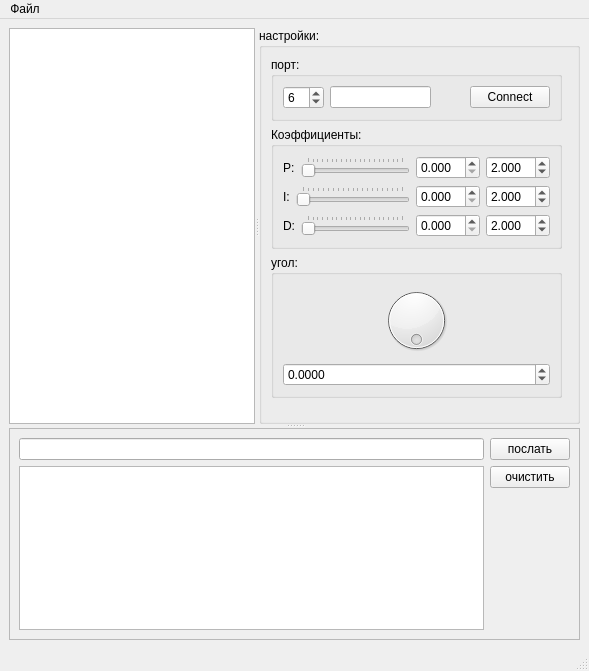
The window that python_test/interface/main_window.ui (AlexLexx706/robocar) describes before a commit, drawn with Qt 5.
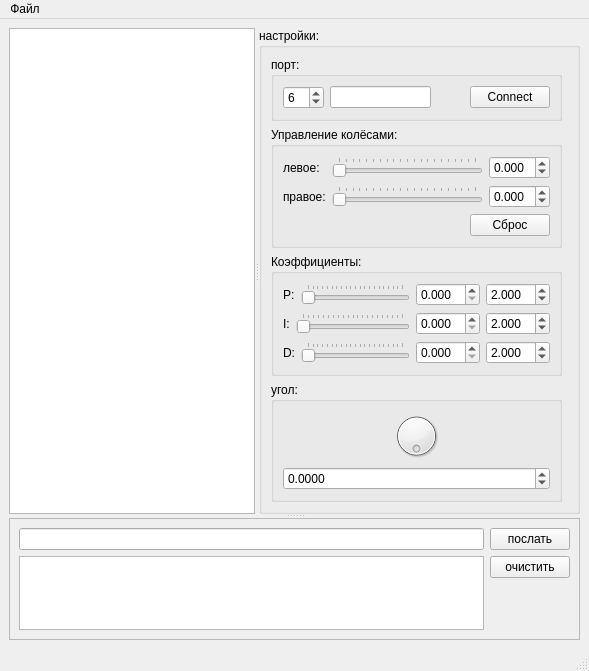
The same window after the commit.

```diff
--- a/python_test/interface/main_window.ui
+++ b/python_test/interface/main_window.ui
@@ -41,6 +41,126 @@
         </property>
         <layout class="QGridLayout" name="gridLayout">
          <item row="1" column="1">
+          <widget class="QGroupBox" name="groupBox_4">
+           <property name="title">
+            <string>Управление колёсами:</string>
+           </property>
+           <layout class="QGridLayout" name="gridLayout_4">
+            <item row="1" column="2">
+             <widget class="QDoubleSpinBox" name="doubleSpinBox_right_wheel">
+              <property name="decimals">
+               <number>3</number>
+              </property>
+              <property name="minimum">
+               <double>-1.000000000000000</double>
+              </property>
+              <property name="maximum">
+               <double>1.000000000000000</double>
+              </property>
+              <property name="singleStep">
+               <double>0.001000000000000</double>
+              </property>
+             </widget>
+            </item>
+            <item row="1" column="0">
+             <widget class="QLabel" name="label_5">
+              <property name="text">
+               <string>правое:</string>
+              </property>
+             </widget>
+            </item>
+            <item row="1" column="1">
+             <widget class="QSlider" name="horizontalSlider_right_wheel">
+              <property name="sizePolicy">
+               <sizepolicy hsizetype="Expanding" vsizetype="Fixed">
+                <horstretch>0</horstretch>
+                <verstretch>0</verstretch>
+               </sizepolicy>
+              </property>
+              <property name="maximum">
+               <number>200</number>
+              </property>
+              <property name="orientation">
+               <enum>Qt::Horizontal</enum>
+              </property>
+              <property name="tickPosition">
+               <enum>QSlider::TicksAbove</enum>
+              </property>
+             </widget>
+            </item>
+            <item row="0" column="1">
+             <widget class="QSlider" name="horizontalSlider_left_wheel">
+              <property name="sizePolicy">
+               <sizepolicy hsizetype="Expanding" vsizetype="Fixed">
+                <horstretch>0</horstretch>
+                <verstretch>0</verstretch>
+               </sizepolicy>
+              </property>
+              <property name="maximum">
+               <number>200</number>
+              </property>
+              <property name="orientation">
+               <enum>Qt::Horizontal</enum>
+              </property>
+              <property name="tickPosition">
+               <enum>QSlider::TicksAbove</enum>
+              </property>
+             </widget>
+            </item>
+            <item row="0" column="2">
+             <widget class="QDoubleSpinBox" name="doubleSpinBox_left_wheel">
+              <property name="decimals">
+               <number>3</number>
+              </property>
+              <property name="minimum">
+               <double>-1.000000000000000</double>
+              </property>
+              <property name="maximum">
+               <double>1.000000000000000</double>
+              </property>
+              <property name="singleStep">
+               <double>0.001000000000000</double>
+              </property>
+             </widget>
+            </item>
+            <item row="0" column="0">
+             <widget class="QLabel" name="label_4">
+              <property name="text">
+               <string>левое:</string>
+              </property>
+             </widget>
+            </item>
+            <item row="2" column="0" colspan="3">
+             <layout class="QHBoxLayout" name="horizontalLayout">
+              <property name="topMargin">
+               <number>0</number>
+              </property>
+              <item>
+               <spacer name="horizontalSpacer_2">
+                <property name="orientation">
+                 <enum>Qt::Horizontal</enum>
+                </property>
+                <property name="sizeHint" stdset="0">
+                 <size>
+                  <width>40</width>
+                  <height>20</height>
+                 </size>
+                </property>
+               </spacer>
+              </item>
+              <item>
+               <widget class="QPushButton" name="pushButton_clear_power">
+                <property name="text">
+                 <string>Сброс</string>
+                </property>
+               </widget>
+              </item>
+             </layout>
+            </item>
+           </layout>
+          </widget>
+         </item>
+         <item row="4" column="1">
           <widget class="QGroupBox" name="groupBox_2">
            <property name="title">
             <string>Коэффициенты:</string>
@@ -296,7 +416,7 @@
            </layout>
           </widget>
          </item>
-         <item row="2" column="1">
+         <item row="5" column="1">
           <widget class="QGroupBox" name="groupBox_3">
            <property name="title">
             <string>угол:</string>
@@ -349,7 +469,7 @@
            </layout>
           </widget>
          </item>
-         <item row="6" column="1" colspan="2">
+         <item row="9" column="1" colspan="2">
           <spacer name="verticalSpacer">
            <property name="orientation">
             <enum>Qt::Vertical</enum>
```
